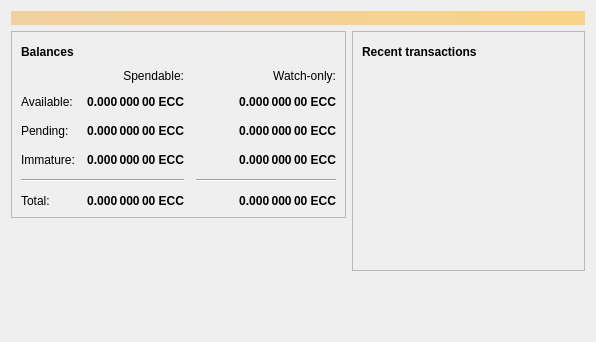
Old version of the form src/qt/forms/overviewpage.ui in the repository project-ecc/eccoin.
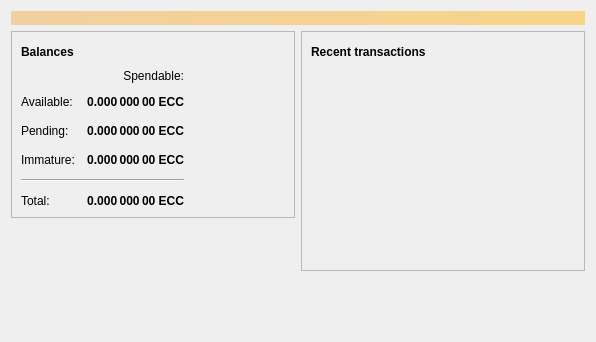
New version of the form. Icons and pictures are not drawn.

Diff of the .ui file:
```diff
--- a/src/qt/forms/overviewpage.ui
+++ b/src/qt/forms/overviewpage.ui
@@ -114,31 +114,6 @@
             <property name="spacing">
              <number>12</number>
             </property>
-            <item row="2" column="2">
-             <widget class="QLabel" name="labelWatchPending">
-              <property name="font">
-               <font>
-                <weight>75</weight>
-                <bold>true</bold>
-               </font>
-              </property>
-              <property name="cursor">
-               <cursorShape>IBeamCursor</cursorShape>
-              </property>
-              <property name="toolTip">
-               <string>Unconfirmed transactions to watch-only addresses</string>
-              </property>
-              <property name="text">
-               <string notr="true">0.000 000 00 ECC</string>
-              </property>
-              <property name="alignment">
-               <set>Qt::AlignRight|Qt::AlignTrailing|Qt::AlignVCenter</set>
-              </property>
-              <property name="textInteractionFlags">
-               <set>Qt::LinksAccessibleByMouse|Qt::TextSelectableByKeyboard|Qt::TextSelectableByMouse</set>
-              </property>
-             </widget>
-            </item>
             <item row="2" column="1">
              <widget class="QLabel" name="labelUnconfirmed">
               <property name="font">
@@ -164,31 +139,6 @@
               </property>
              </widget>
             </item>
-            <item row="3" column="2">
-             <widget class="QLabel" name="labelWatchImmature">
-              <property name="font">
-               <font>
-                <weight>75</weight>
-                <bold>true</bold>
-               </font>
-              </property>
-              <property name="cursor">
-               <cursorShape>IBeamCursor</cursorShape>
-              </property>
-              <property name="toolTip">
-               <string>Mined balance in watch-only addresses that has not yet matured</string>
-              </property>
-              <property name="text">
-               <string notr="true">0.000 000 00 ECC</string>
-              </property>
-              <property name="alignment">
-               <set>Qt::AlignRight|Qt::AlignTrailing|Qt::AlignVCenter</set>
-              </property>
-              <property name="textInteractionFlags">
-               <set>Qt::LinksAccessibleByMouse|Qt::TextSelectableByKeyboard|Qt::TextSelectableByMouse</set>
-              </property>
-             </widget>
-            </item>
             <item row="4" column="0" colspan="2">
              <widget class="Line" name="line">
               <property name="orientation">
@@ -196,25 +146,6 @@
               </property>
              </widget>
             </item>
-            <item row="4" column="2">
-             <widget class="Line" name="lineWatchBalance">
-              <property name="sizePolicy">
-               <sizepolicy hsizetype="Preferred" vsizetype="Fixed">
-                <horstretch>0</horstretch>
-                <verstretch>0</verstretch>
-               </sizepolicy>
-              </property>
-              <property name="minimumSize">
-               <size>
-                <width>140</width>
-                <height>0</height>
-               </size>
-              </property>
-              <property name="orientation">
-               <enum>Qt::Horizontal</enum>
-              </property>
-             </widget>
-            </item>
             <item row="5" column="0">
              <widget class="QLabel" name="labelTotalText">
               <property name="text">
@@ -222,44 +153,6 @@
               </property>
              </widget>
             </item>
-            <item row="3" column="1">
-             <widget class="QLabel" name="labelImmature">
-              <property name="font">
-               <font>
-                <weight>75</weight>
-                <bold>true</bold>
-               </font>
-              </property>
-              <property name="cursor">
-               <cursorShape>IBeamCursor</cursorShape>
-              </property>
-              <property name="toolTip">
-               <string>Mined balance that has not yet matured</string>
-              </property>
-              <property name="text">
-               <string notr="true">0.000 000 00 ECC</string>
-              </property>
-              <property name="alignment">
-               <set>Qt::AlignRight|Qt::AlignTrailing|Qt::AlignVCenter</set>
-              </property>
-              <property name="textInteractionFlags">
-               <set>Qt::LinksAccessibleByMouse|Qt::TextSelectableByKeyboard|Qt::TextSelectableByMouse</set>
-              </property>
-             </widget>
-            </item>
-            <item row="2" column="3">
-             <spacer name="horizontalSpacer_2">
-              <property name="orientation">
-               <enum>Qt::Horizontal</enum>
-              </property>
-              <property name="sizeHint" stdset="0">
-               <size>
-                <width>40</width>
-                <height>20</height>
-               </size>
-              </property>
-             </spacer>
-            </item>
             <item row="3" column="0">
              <widget class="QLabel" name="labelImmatureText">
               <property name="text">
@@ -292,8 +185,8 @@
               </property>
              </widget>
             </item>
-            <item row="5" column="2">
-             <widget class="QLabel" name="labelWatchTotal">
+            <item row="3" column="1">
+             <widget class="QLabel" name="labelImmature">
               <property name="font">
                <font>
                 <weight>75</weight>
@@ -317,16 +210,6 @@
               </property>
              </widget>
             </item>
-            <item row="0" column="2">
-             <widget class="QLabel" name="labelWatchonly">
-              <property name="text">
-               <string>Watch-only:</string>
-              </property>
-              <property name="alignment">
-               <set>Qt::AlignRight|Qt::AlignTrailing|Qt::AlignVCenter</set>
-              </property>
-             </widget>
-            </item>
             <item row="1" column="0">
              <widget class="QLabel" name="labelBalanceText">
               <property name="text">
@@ -359,38 +242,6 @@
               </property>
              </widget>
             </item>
-            <item row="1" column="2">
-             <widget class="QLabel" name="labelWatchAvailable">
-              <property name="font">
-               <font>
-                <weight>75</weight>
-                <bold>true</bold>
-               </font>
-              </property>
-              <property name="cursor">
-               <cursorShape>IBeamCursor</cursorShape>
-              </property>
-              <property name="toolTip">
-               <string>Your current balance in watch-only addresses</string>
-              </property>
-              <property name="text">
-               <string notr="true">0.000 000 00 ECC</string>
-              </property>
-              <property name="alignment">
-               <set>Qt::AlignRight|Qt::AlignTrailing|Qt::AlignVCenter</set>
-              </property>
-              <property name="textInteractionFlags">
-               <set>Qt::LinksAccessibleByMouse|Qt::TextSelectableByKeyboard|Qt::TextSelectableByMouse</set>
-              </property>
-             </widget>
-            </item>
-            <item row="2" column="0">
-             <widget class="QLabel" name="labelPendingText">
-              <property name="text">
-               <string>Pending:</string>
-              </property>
-             </widget>
-            </item>
             <item row="0" column="1">
              <widget class="QLabel" name="labelSpendable">
               <property name="text">
@@ -401,6 +252,26 @@
               </property>
              </widget>
             </item>
+            <item row="2" column="0">
+             <widget class="QLabel" name="labelPendingText">
+              <property name="text">
+               <string>Pending:</string>
+              </property>
+             </widget>
+            </item>
+            <item row="2" column="2">
+             <spacer name="horizontalSpacer_2">
+              <property name="orientation">
+               <enum>Qt::Horizontal</enum>
+              </property>
+              <property name="sizeHint" stdset="0">
+               <size>
+                <width>40</width>
+                <height>20</height>
+               </size>
+              </property>
+             </spacer>
+            </item>
            </layout>
           </item>
          </layout>
```
Left out of the diff: 6 changed lines with no effect on the pictures.
